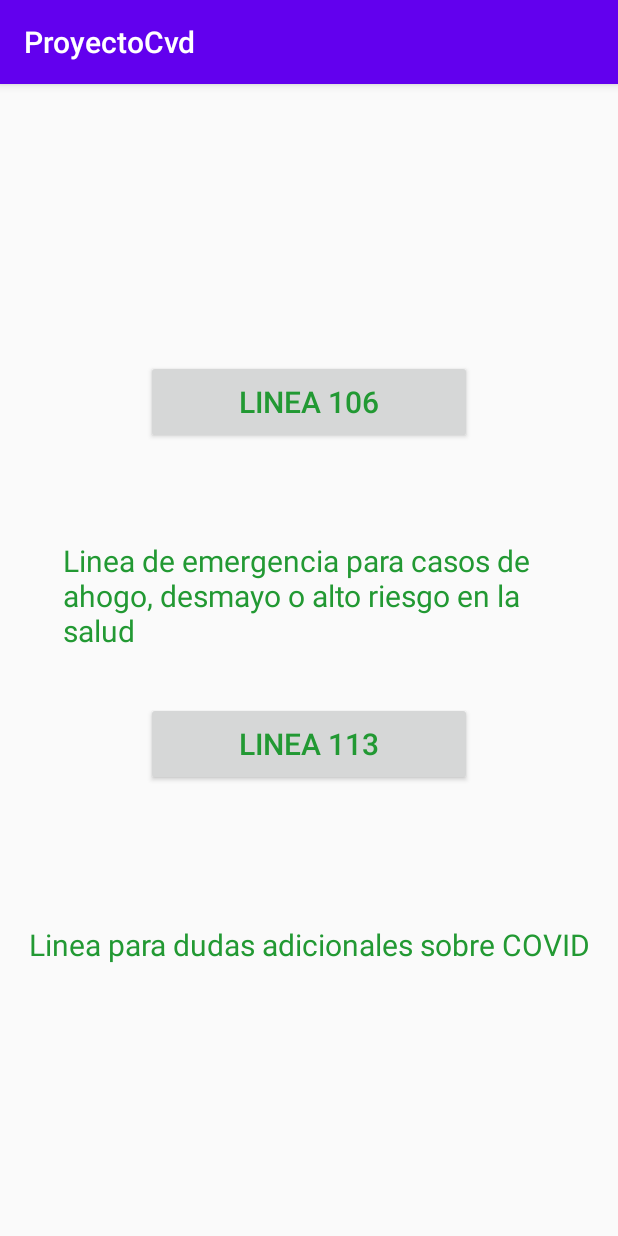
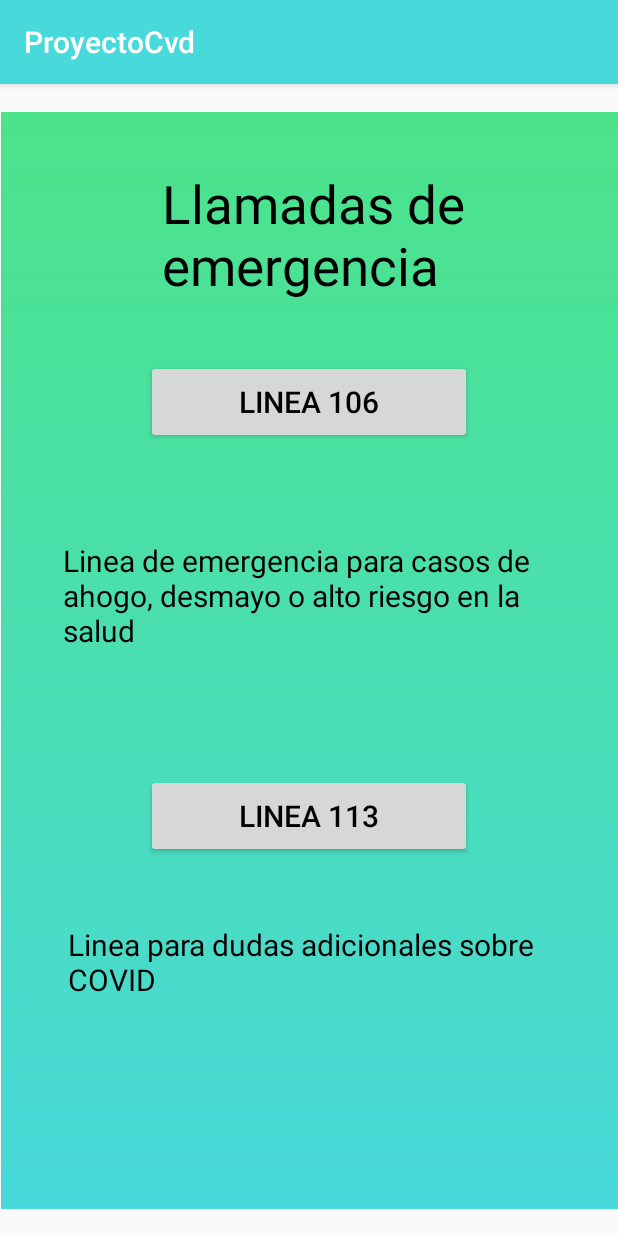
Before and after one commit to DiegoTorrePerez/ProyectoCvd, an Android app: the LlamadaEmergencia screen opened directly, with no data from a screen before it, on a phone screen of 412 x 824 dp. Run offline under Robolectric (Android 15) with nearby library versions, the phone set to English and light mode, and no system bars.

Commit message:
Se agregó gradiente de fondo y mejoró el equilibrio de colores

```diff
--- /dev/null
+++ b/app/src/main/res/drawable/gradiente1.xml
@@ -0,0 +1,9 @@
+<?xml version="1.0" encoding="utf-8"?>
+<shape android:shape="rectangle"
+    xmlns:android="http://schemas.android.com/apk/res/android">
+<gradient
+    android:startColor="@color/colorPrimary"
+    android:endColor="@color/colorAccent"
+    android:angle="90"
+    ></gradient>
+</shape>
--- a/app/src/main/res/layout/activity_llamada_emergencia.xml
+++ b/app/src/main/res/layout/activity_llamada_emergencia.xml
@@ -6,11 +6,36 @@
     android:layout_height="match_parent"
     tools:context=".LlamadaEmergencia">
 
+    <RelativeLayout
+        android:layout_width="411dp"
+        android:layout_height="731dp"
+        android:background="@drawable/gradiente1"
+        app:layout_constraintBottom_toBottomOf="parent"
+        app:layout_constraintEnd_toEndOf="parent"
+        app:layout_constraintStart_toStartOf="parent"
+        app:layout_constraintTop_toTopOf="parent">
+
+    </RelativeLayout>
+
+    <TextView
+        android:id="@+id/textView40"
+        android:layout_width="223dp"
+        android:layout_height="96dp"
+        android:layout_marginTop="56dp"
+        android:text="Llamadas de emergencia"
+        android:textColor="#000000"
+        android:textSize="35sp"
+        app:layout_constraintEnd_toEndOf="parent"
+        app:layout_constraintHorizontal_bias="0.574"
+        app:layout_constraintStart_toStartOf="parent"
+        app:layout_constraintTop_toTopOf="parent" />
+
     <Button
         android:id="@+id/button"
         android:layout_width="217dp"
         android:layout_height="56dp"
-        android:layout_marginTop="172dp"
+        android:layout_marginTop="220dp"
+        android:textColor="#000000"
         android:onClick="Llamada1"
         android:text="LINEA 113"
         app:layout_constraintEnd_toEndOf="parent"
@@ -19,11 +44,13 @@
 
     <TextView
         android:id="@+id/textView7"
-        android:layout_width="wrap_content"
-        android:layout_height="wrap_content"
-        android:layout_marginTop="92dp"
+        android:layout_width="329dp"
+        android:layout_height="59dp"
+        android:layout_marginTop="44dp"
+        android:textColor="#000000"
         android:text="Linea para dudas adicionales sobre COVID"
         app:layout_constraintEnd_toEndOf="parent"
+        app:layout_constraintHorizontal_bias="0.551"
         app:layout_constraintStart_toStartOf="parent"
         app:layout_constraintTop_toBottomOf="@+id/button" />
 
@@ -33,6 +60,7 @@
         android:layout_height="56dp"
         android:layout_marginTop="184dp"
         android:onClick="Llamada2"
+        android:textColor="#000000"
         android:text="LINEA 106"
         app:layout_constraintEnd_toEndOf="parent"
         app:layout_constraintStart_toStartOf="parent"
@@ -42,6 +70,7 @@
         android:id="@+id/textView8"
         android:layout_width="328dp"
         android:layout_height="82dp"
+        android:textColor="#000000"
         android:layout_marginTop="64dp"
         android:text="Linea de emergencia para casos de ahogo, desmayo o alto riesgo en la salud"
         app:layout_constraintEnd_toEndOf="parent"
--- a/app/src/main/res/values/colors.xml
+++ b/app/src/main/res/values/colors.xml
@@ -1,6 +1,8 @@
 <?xml version="1.0" encoding="utf-8"?>
 <resources>
-    <color name="colorPrimary">#6200EE</color>
+    <color name="colorPrimary">#48D9DB </color>
     <color name="colorPrimaryDark">#3700B3</color>
-    <color name="colorAccent">#03DAC5</color>
+    <color name="colorAccent">#4BE389 </color>
+    <color name="black">#000000 </color>
+
 </resources>
```
Also changed, not shown: app/src/main/res/layout/activity_act_evaluacion.xml (+12 -0 lines), app/src/main/res/layout/activity_act_registro.xml (+15 -0 lines), app/src/main/res/layout/activity_consejos.xml (+28 -1 lines), app/src/main/res/layout/activity_estadistica.xml (+36 -1 lines), app/src/main/res/layout/activity_foto.xml (+13 -0 lines), app/src/main/res/layout/activity_main.xml (+24 -1 lines), app/src/main/res/layout/activity_mi_estado.xml (+14 -1 lines), app/src/main/res/layout/activity_mis_sintomas.xml (+10 -9 lines).
